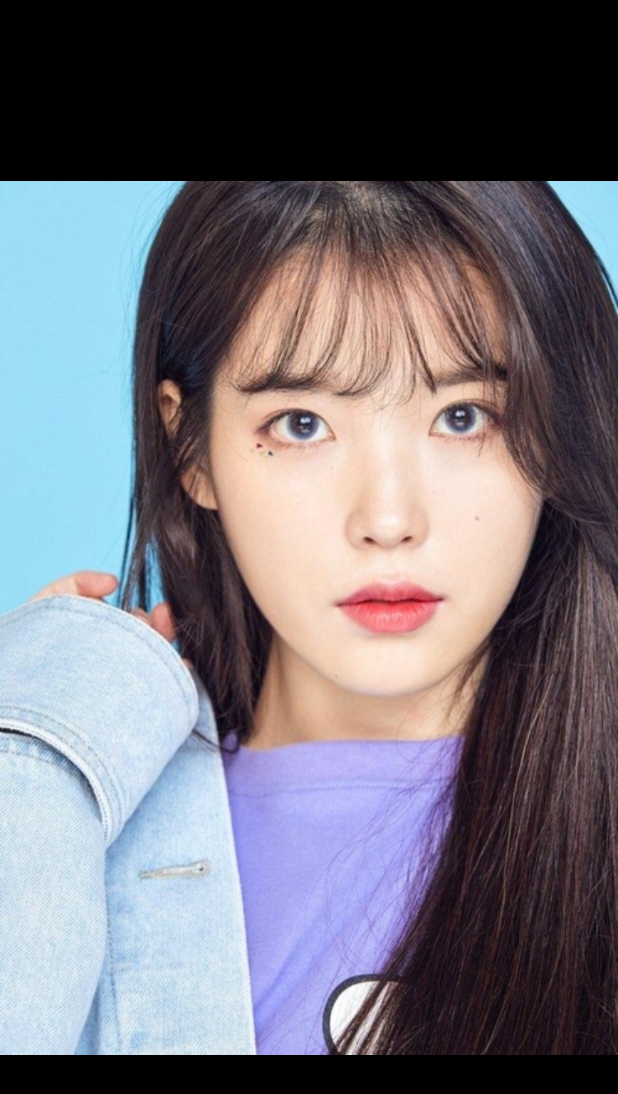
After one commit to cho881020/LibraryPractice_20200926, an Android app: the ViewProfilePhotoActivity screen opened directly, with no data from a screen before it, on a phone screen of 412 x 824 dp. The commit adds this screen. Shown: the top 1094 px of the screen. Run offline under Robolectric (Android 15) with nearby library versions, the phone set to English and light mode, and no system bars.

Commit message:
프사 크게 보기 화면 추가  => 줌인 / 줌아웃 미구현

```diff
--- a/app/src/main/AndroidManifest.xml
+++ b/app/src/main/AndroidManifest.xml
@@ -9,6 +9,8 @@
         android:roundIcon="@mipmap/ic_launcher_round"
         android:supportsRtl="true"
         android:theme="@style/AppTheme">
+        <activity android:name=".ViewProfilePhotoActivity"
+            android:theme="@style/Theme.AppCompat.Light.NoActionBar"></activity>
         <activity android:name=".MainActivity">
             <intent-filter>
                 <action android:name="android.intent.action.MAIN" />
--- a/app/src/main/java/kr/co/tjoeun/librarypractice_20200926/MainActivity.kt
+++ b/app/src/main/java/kr/co/tjoeun/librarypractice_20200926/MainActivity.kt
@@ -1,7 +1,10 @@
 package kr.co.tjoeun.librarypractice_20200926
 
+import android.content.Intent
 import androidx.appcompat.app.AppCompatActivity
 import android.os.Bundle
+import android.widget.Toast
+import kotlinx.android.synthetic.main.activity_main.*
 
 class MainActivity : BaseActivity() {
 
@@ -18,6 +21,14 @@ class MainActivity : BaseActivity() {
 
     override fun setValues() {
 
+        profilePhotoImg.setOnClickListener {
+//            Toast.makeText(mContext, "사진 클릭됨", Toast.LENGTH_SHORT).show()
+
+            val myIntent = Intent(mContext, ViewProfilePhotoActivity::class.java)
+            startActivity(myIntent)
+
+        }
+
     }
 
 }
--- /dev/null
+++ b/app/src/main/java/kr/co/tjoeun/librarypractice_20200926/ViewProfilePhotoActivity.kt
@@ -0,0 +1,23 @@
+package kr.co.tjoeun.librarypractice_20200926
+
+import androidx.appcompat.app.AppCompatActivity
+import android.os.Bundle
+
+class ViewProfilePhotoActivity : BaseActivity() {
+
+    override fun onCreate(savedInstanceState: Bundle?) {
+        super.onCreate(savedInstanceState)
+        setContentView(R.layout.activity_view_profile_photo)
+        setupEvents()
+        setValues()
+    }
+
+    override fun setupEvents() {
+
+    }
+
+    override fun setValues() {
+
+    }
+
+}
--- a/app/src/main/res/layout/activity_main.xml
+++ b/app/src/main/res/layout/activity_main.xml
@@ -15,6 +15,7 @@
         android:orientation="vertical">
 
         <de.hdodenhof.circleimageview.CircleImageView
+            android:id="@+id/profilePhotoImg"
             android:layout_width="120dp"
             android:layout_height="120dp"
             android:src="@drawable/iu_pic"
--- /dev/null
+++ b/app/src/main/res/layout/activity_view_profile_photo.xml
@@ -0,0 +1,16 @@
+<?xml version="1.0" encoding="utf-8"?>
+<LinearLayout xmlns:android="http://schemas.android.com/apk/res/android"
+    xmlns:app="http://schemas.android.com/apk/res-auto"
+    xmlns:tools="http://schemas.android.com/tools"
+    android:layout_width="match_parent"
+    android:layout_height="match_parent"
+    android:orientation="vertical"
+    android:background="#000000"
+    tools:context=".ViewProfilePhotoActivity">
+
+    <ImageView
+        android:layout_width="match_parent"
+        android:layout_height="match_parent"
+        android:src="@drawable/iu_pic" />
+
+</LinearLayout>
```
